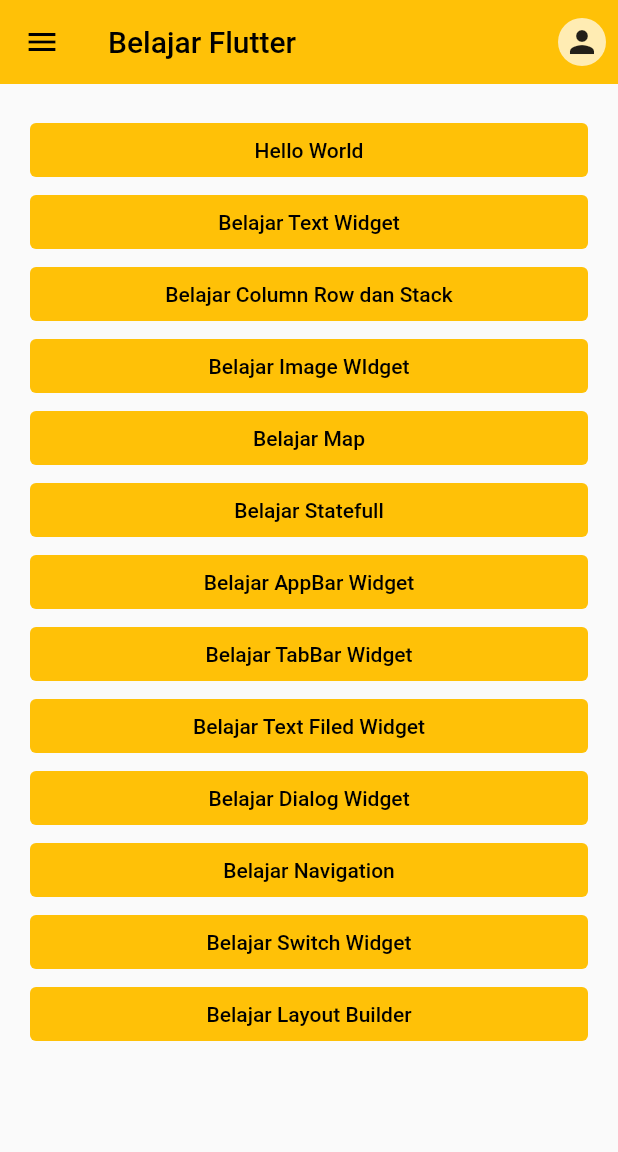
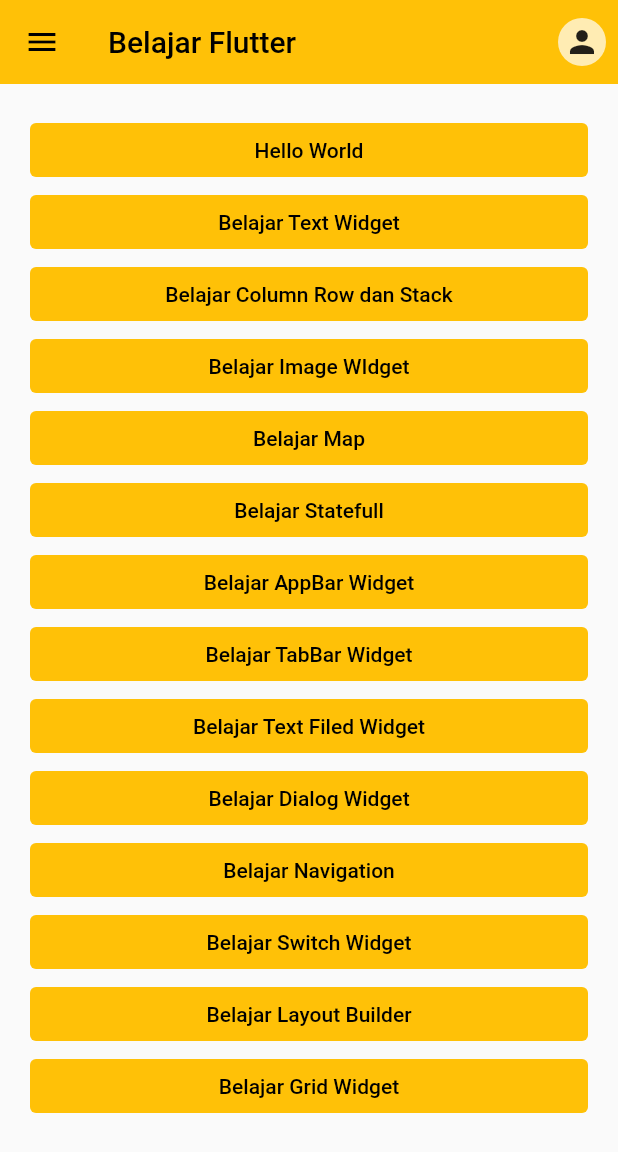
Before and after one commit to dofirfauzi/belajar_flutter, a Flutter app: the screen it shows after launch, on a phone screen of 412 x 824 dp. Shown: the top 1152 px of the screen. Run offline on Flutter 3.47's test engine with Material 2 defaults, Android fonts, the phone set to English and light mode, and no system bars.

Commit message:
belajar grid view

```diff
--- a/lib/model/menu.dart
+++ b/lib/model/menu.dart
@@ -24,4 +24,5 @@
   Menu(name: 'Belajar Navigation', page: BelajarNavigation.routeName),
   Menu(name: 'Belajar Switch Widget', page: SwitchWidget.routeName),
   Menu(name: 'Belajar Layout Builder', page: BelajarLayoutBuilder.routeName),
+  Menu(name: 'Belajar Grid Widget', page: BelajarGridWidget.routeName),
 ];
--- a/lib/routes.dart
+++ b/lib/routes.dart
@@ -16,4 +16,5 @@
   BelajarNavigation.routeName: (context) => const BelajarNavigation(),
   SwitchWidget.routeName: (context) => const SwitchWidget(),
   BelajarLayoutBuilder.routeName: (context) => const BelajarLayoutBuilder(),
+  BelajarGridWidget.routeName: (context) => const BelajarGridWidget(),
 };
--- a/lib/screen/screen.dart
+++ b/lib/screen/screen.dart
@@ -12,3 +12,4 @@
 export './navigation/navigation.dart';
 export './switch_widget/switch_widget.dart';
 export './layout_builder/layout_builder.dart';
+export './belajar_grid_widget/belajar_grid_widget.dart';
```
Also changed, not shown: lib/screen/belajar_grid_widget/belajar_grid_widget.dart (added, +35 -0 lines).
